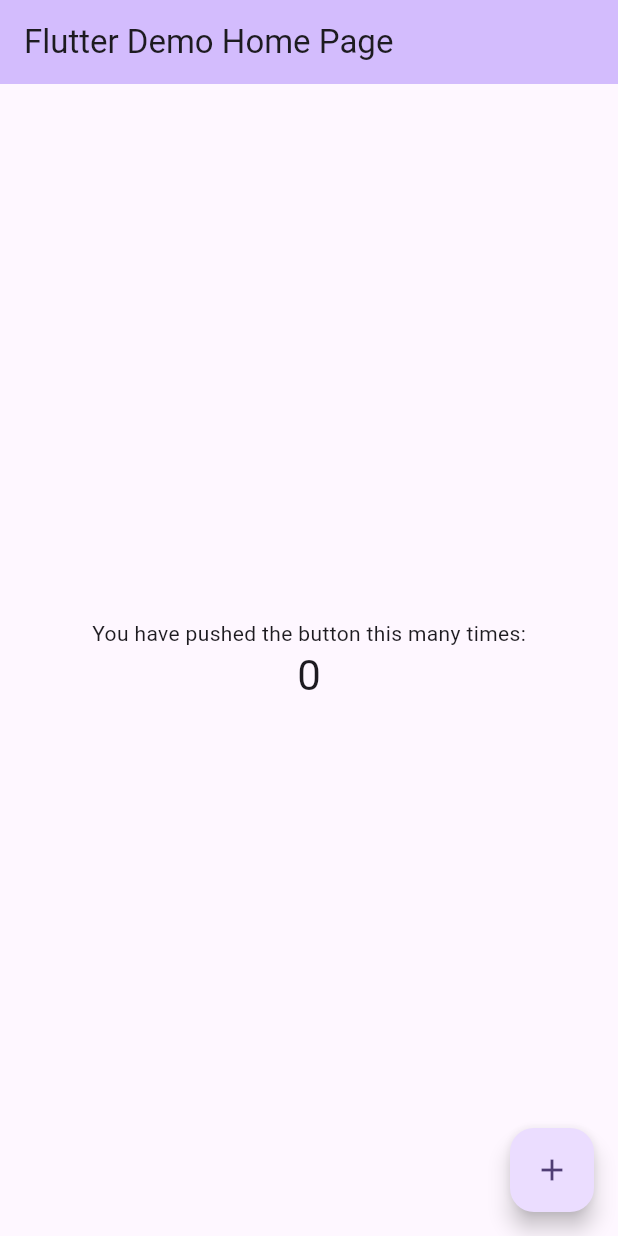
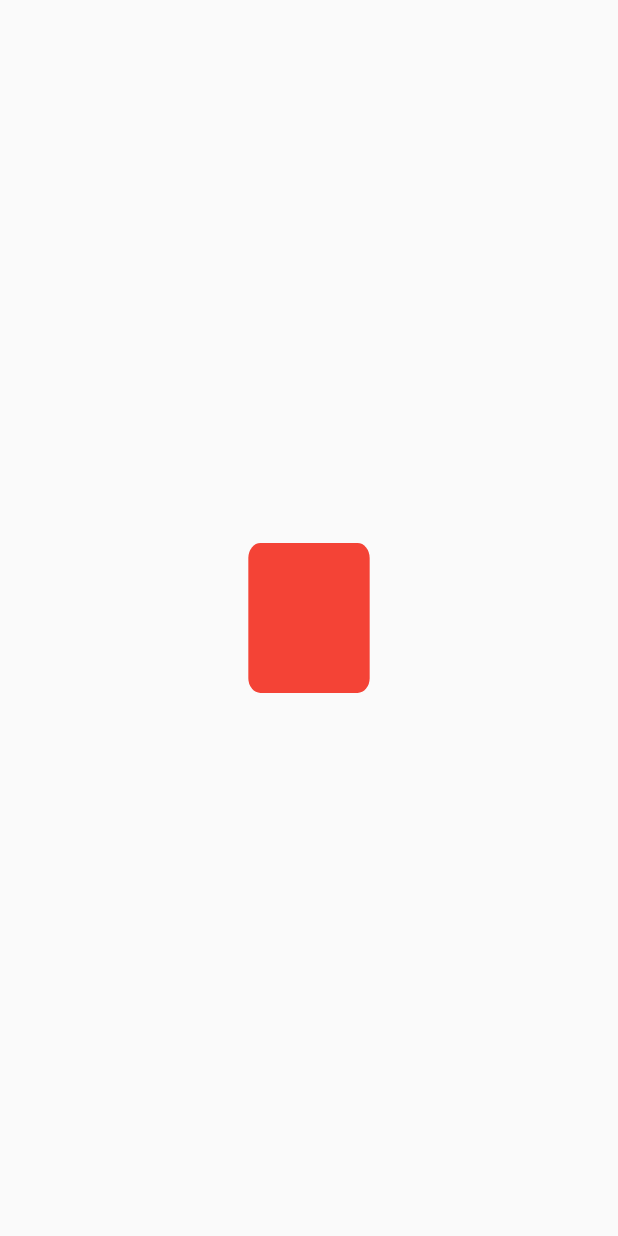
Before and after one commit to achiit/animations-flutter, a Flutter app: the screen it shows after launch, on a phone screen of 412 x 824 dp. Run offline on Flutter 3.47's test engine with Material 2 defaults, Android fonts, the light colour scheme and no system bars.

Commit message:
first animation done

```diff
--- a/animation1/lib/main.dart
+++ b/animation1/lib/main.dart
@@ -1,125 +1,93 @@
 import 'package:flutter/material.dart';
+import 'dart:math' show pi;
 
 void main() {
-  runApp(const MyApp());
+  runApp(MyApp());
 }
 
 class MyApp extends StatelessWidget {
   const MyApp({super.key});
 
-  // This widget is the root of your application.
   @override
   Widget build(BuildContext context) {
     return MaterialApp(
-      title: 'Flutter Demo',
+      title: 'Animation',
       theme: ThemeData(
-        // This is the theme of your application.
-        //
-        // TRY THIS: Try running your application with "flutter run". You'll see
-        // the application has a blue toolbar. Then, without quitting the app,
-        // try changing the seedColor in the colorScheme below to Colors.green
-        // and then invoke "hot reload" (save your changes or press the "hot
-        // reload" button in a Flutter-supported IDE, or press "r" if you used
-        // the command line to start the app).
-        //
-        // Notice that the counter didn't reset back to zero; the application
-        // state is not lost during the reload. To reset the state, use hot
-        // restart instead.
-        //
-        // This works for code too, not just values: Most code changes can be
-        // tested with just a hot reload.
-        colorScheme: ColorScheme.fromSeed(seedColor: Colors.deepPurple),
-        useMaterial3: true,
+        primarySwatch: Colors.blue,
       ),
-      home: const MyHomePage(title: 'Flutter Demo Home Page'),
+      home: Animation1(),
     );
   }
 }
 
-class MyHomePage extends StatefulWidget {
-  const MyHomePage({super.key, required this.title});
-
-  // This widget is the home page of your application. It is stateful, meaning
-  // that it has a State object (defined below) that contains fields that affect
-  // how it looks.
-
-  // This class is the configuration for the state. It holds the values (in this
-  // case the title) provided by the parent (in this case the App widget) and
-  // used by the build method of the State. Fields in a Widget subclass are
-  // always marked "final".
-
-  final String title;
+class Animation1 extends StatefulWidget {
+  const Animation1({super.key});
 
   @override
-  State<MyHomePage> createState() => _MyHomePageState();
+  State<Animation1> createState() => _Animation1State();
 }
 
-class _MyHomePageState extends State<MyHomePage> {
-  int _counter = 0;
+//SINGLETICKERPROVIDERSTATEMIXIN IS A MIXIN NEEDED HERE
+class _Animation1State extends State<Animation1>
+    with SingleTickerProviderStateMixin {
+  //ANIMATION CONTROLLER IS NEEDED TO CONTROL THE ANIMATION
+  late AnimationController _controller;
+  //ANIMATION IS NEEDED TO DEFINE THE ANIMATION
+  late Animation<double> _animation;
 
-  void _incrementCounter() {
-    setState(() {
-      // This call to setState tells the Flutter framework that something has
-      // changed in this State, which causes it to rerun the build method below
-      // so that the display can reflect the updated values. If we changed
-      // _counter without calling setState(), then the build method would not be
-      // called again, and so nothing would appear to happen.
-      _counter++;
-    });
+  void initState() {
+    super.initState();
+
+    // Create an AnimationController that manages the animation
+    _controller = AnimationController(
+      vsync: this, // Provides a ticking mechanism for the animation
+      duration: Duration(seconds: 2), // Duration of the animation (2 seconds)
+    );
+
+    // Create an Animation object that defines the range of values for the animation
+    // In this case, it goes from 0 to 2 * pi (a full circle)
+    _animation = Tween<double>(begin: 0, end: 2 * pi).animate(_controller);
+
+    // Repeats the animation indefinitely
+    _controller.repeat();
+  }
+
+  //DONT FORGET TO DISPOSE THE CONTROLLER
+  void dispose() {
+    _controller.dispose();
+    super.dispose();
   }
 
   @override
   Widget build(BuildContext context) {
-    // This method is rerun every time setState is called, for instance as done
-    // by the _incrementCounter method above.
-    //
-    // The Flutter framework has been optimized to make rerunning build methods
-    // fast, so that you can just rebuild anything that needs updating rather
-    // than having to individually change instances of widgets.
     return Scaffold(
-      appBar: AppBar(
-        // TRY THIS: Try changing the color here to a specific color (to
-        // Colors.amber, perhaps?) and trigger a hot reload to see the AppBar
-        // change color while the other colors stay the same.
-        backgroundColor: Theme.of(context).colorScheme.inversePrimary,
-        // Here we take the value from the MyHomePage object that was created by
-        // the App.build method, and use it to set our appbar title.
-        title: Text(widget.title),
+      body: Center(
+        child: AnimatedBuilder(
+            //NEED TO LISTEN TO THE ANIMATION AS THE CONTROLLER IS CHANGING CONTINUOSLY
+            animation: _animation,
+            builder: (context, child) {
+              return Transform(
+                  //ROTATING AROUND THE CENTER SO CENTER IS THE PIVOT POINT(IF I DO TOPLEFT MEANS
+                  // THAT IT WILL LOOK LIKE SOMEONE IS HOLDING THE CONTAINER FROM THE TOP LEFT CORNER AND ROTATING IT)
+                  //INSTEAD OF ALIGNMENT WE CAN ALSO USE
+                  //ORIGIN: OFFSET(0,0) WHICH IS THE DEFAULT VALUE  (offset(x,y)) ORIGIN BEING THE
+                  //TOP LEFT CORNER (THE AXIS IS INVERTED)
+                  alignment: Alignment.center,
+                  //ROTATING AROND THE Z AXIS BY eg(PI/4) RADIANS AROUND THE CIRCUMFERENCE OF THE
+                  // IMAGINARY CIRCLE MADE BY THINKING THE CENTER AS A MID POINT
+                  // Rotate around the Y-axis by the current value of the animation
+                  transform: Matrix4.identity()..rotateY(_animation.value),
+                  child: Container(
+                    height: 100,
+                    width: 100,
+                    decoration: BoxDecoration(
+                      color: Colors.red,
+                      borderRadius: BorderRadius.circular(10),
+                    ),
+                  ));
+            }),
       ),
-      body: Center(
-        // Center is a layout widget. It takes a single child and positions it
-        // in the middle of the parent.
-        child: Column(
-          // Column is also a layout widget. It takes a list of children and
-          // arranges them vertically. By default, it sizes itself to fit its
-          // children horizontally, and tries to be as tall as its parent.
-          //
-          // Column has various properties to control how it sizes itself and
-          // how it positions its children. Here we use mainAxisAlignment to
-          // center the children vertically; the main axis here is the vertical
-          // axis because Columns are vertical (the cross axis would be
-          // horizontal).
-          //
-          // TRY THIS: Invoke "debug painting" (choose the "Toggle Debug Paint"
-          // action in the IDE, or press "p" in the console), to see the
-          // wireframe for each widget.
-          mainAxisAlignment: MainAxisAlignment.center,
-          children: <Widget>[
-            const Text(
-              'You have pushed the button this many times:',
-            ),
-            Text(
-              '$_counter',
-              style: Theme.of(context).textTheme.headlineMedium,
-            ),
-          ],
-        ),
-      ),
-      floatingActionButton: FloatingActionButton(
-        onPressed: _incrementCounter,
-        tooltip: 'Increment',
-        child: const Icon(Icons.add),
-      ), // This trailing comma makes auto-formatting nicer for build methods.
     );
   }
 }
+//STILL IT WONT WORK UNLESS WE RERENDER THE SCREEN USING ANIMATEDBUILDER
```
Also changed, not shown: 1 other file.
